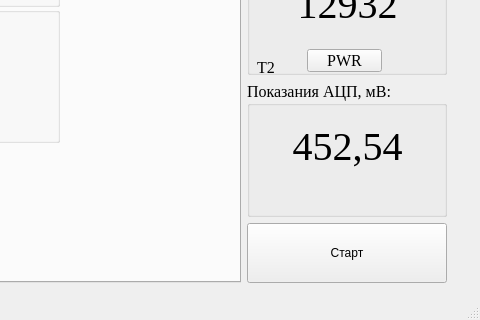
Before: the Qt Designer form mainwindow.ui in myworkandstudy/ULI, drawn with Qt 5; both pictures show x 583 to 1063 and y 357 to 677 of the 1063 by 677 pixel window.
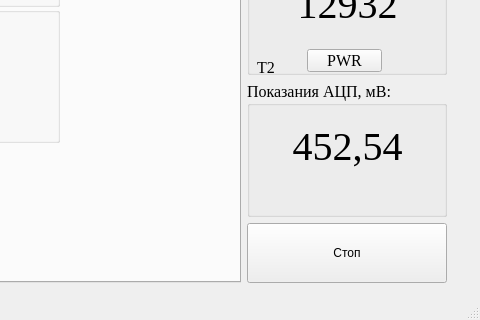
After: the same form once the commit is applied.

```diff
--- a/mainwindow.ui
+++ b/mainwindow.ui
@@ -942,7 +942,7 @@
           </size>
          </property>
          <property name="text">
-          <string>Старт</string>
+          <string>Стоп</string>
          </property>
         </widget>
        </item>
```
